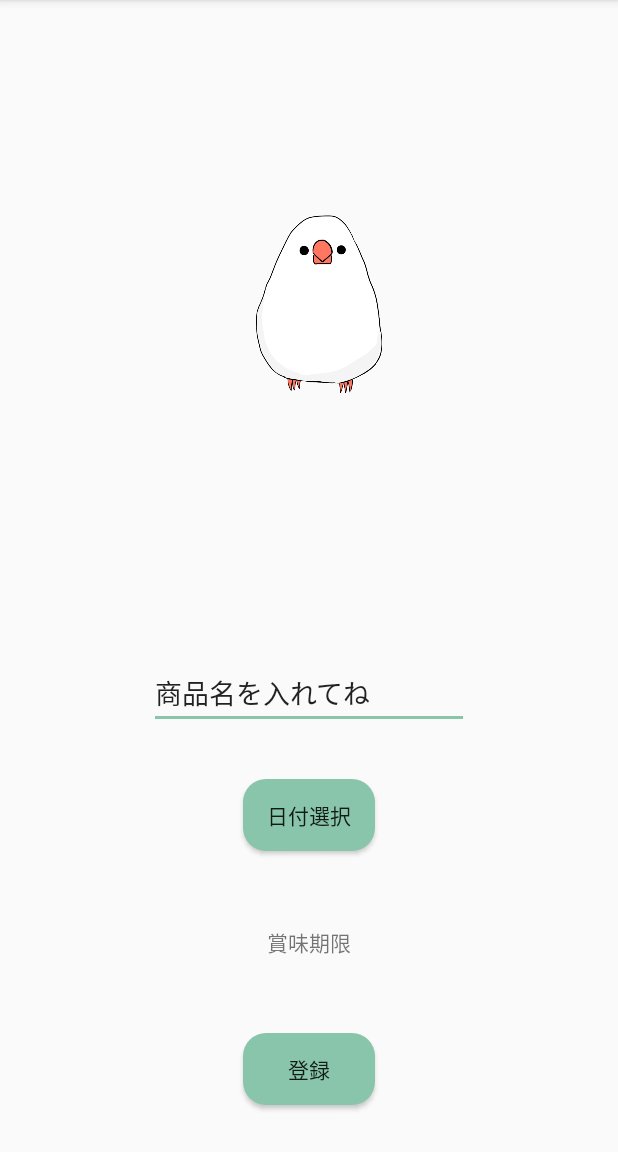
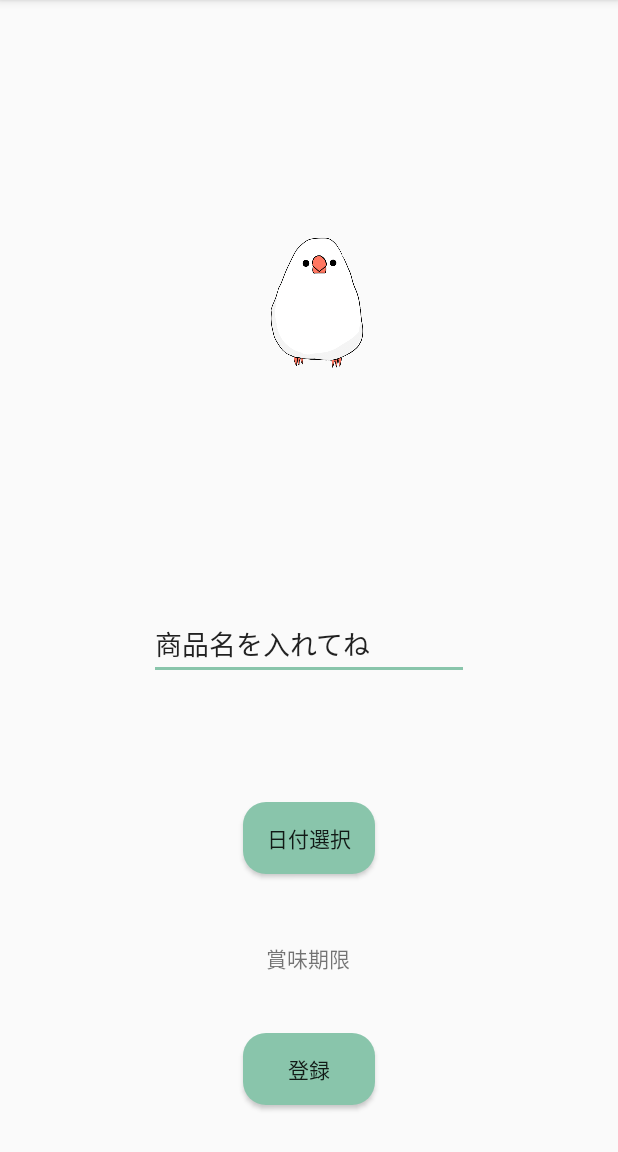
Before and after one commit to kairi-ido/List, an Android app: the SaveActivity screen opened directly, with no data from a screen before it, on a phone screen of 412 x 824 dp, the part 84-1236 px from its top. Run offline under Robolectric (Android 15) with nearby library versions, the light colour scheme and no system bars; libraries missing offline, so code that uses them is left out: io.realm.

Commit message:
試行錯誤中

```diff
--- a/app/build.gradle
+++ b/app/build.gradle
@@ -44,4 +44,5 @@ dependencies {
     testImplementation 'junit:junit:4.12'
     androidTestImplementation 'androidx.test.ext:junit:1.1.1'
     androidTestImplementation 'androidx.test.espresso:espresso-core:3.2.0'
+    implementation 'androidx.mediarouter:mediarouter:1.1.0'
 }
--- a/app/src/main/AndroidManifest.xml
+++ b/app/src/main/AndroidManifest.xml
@@ -9,7 +9,9 @@
         android:roundIcon="@mipmap/ic_launcher_round"
         android:supportsRtl="true"
         android:theme="@style/AppTheme">
-        <activity android:name=".ExplanationActivity"></activity>
+        <activity android:name=".ShopsaveActivity"></activity>
+        <activity android:name=".ShoppingActivity" />
+        <activity android:name=".ExplanationActivity" />
         <activity android:name=".SaveActivity" />
         <activity android:name=".MainActivity">
             <intent-filter>
--- a/app/src/main/java/app/ido/umi/hozonactivity/ExplanationActivity.kt
+++ b/app/src/main/java/app/ido/umi/hozonactivity/ExplanationActivity.kt
@@ -8,10 +8,10 @@ class ExplanationActivity : AppCompatActivity() {
     override fun onCreate(savedInstanceState: Bundle?) {
         super.onCreate(savedInstanceState)
         setContentView(R.layout.activity_explanation)
-
+        //戻る矢印表示
         supportActionBar?.setDisplayHomeAsUpEnabled(true)
     }
-
+        //MainActivityに戻る
     override fun onSupportNavigateUp(): Boolean {
         finish()
         return super.onSupportNavigateUp()
--- a/app/src/main/java/app/ido/umi/hozonactivity/SaveActivity.kt
+++ b/app/src/main/java/app/ido/umi/hozonactivity/SaveActivity.kt
@@ -64,11 +64,8 @@ class SaveActivity : AppCompatActivity() {
 
                 task.name = name
                 task.date = date
-
-
-
-
             }
         }
 
+
     }
--- a/app/src/main/java/app/ido/umi/hozonactivity/Task.kt
+++ b/app/src/main/java/app/ido/umi/hozonactivity/Task.kt
@@ -11,4 +11,5 @@ open class Task(
     open var name:String="",
     open var date:String=""
 
+
 ) : RealmObject()
--- a/app/src/main/java/app/ido/umi/hozonactivity/TaskAdapter.kt
+++ b/app/src/main/java/app/ido/umi/hozonactivity/TaskAdapter.kt
@@ -11,8 +11,6 @@ import androidx.recyclerview.widget.RecyclerView
 import io.realm.OrderedRealmCollection
 import io.realm.RealmRecyclerViewAdapter
 import kotlinx.android.synthetic.main.list_item.view.*
-import java.text.SimpleDateFormat
-import java.util.*
 
 class TaskAdapter(
     private val context: Context,
@@ -50,8 +48,10 @@ class TaskAdapter(
         val dateTextView: TextView = view.dateTextView
     }
 
+
     interface OnItemClickListener {
         fun onItemClick(item: Task)
     }
 
+
 }
--- a/app/src/main/res/layout/activity_save.xml
+++ b/app/src/main/res/layout/activity_save.xml
@@ -6,12 +6,13 @@
     android:layout_height="match_parent"
     tools:context=".SaveActivity">
 
+
     <TextView
         android:id="@+id/selectText"
         android:layout_width="wrap_content"
         android:layout_height="wrap_content"
-        android:layout_marginStart="16dp"
-        android:layout_marginBottom="50dp"
+        android:layout_marginStart="15dp"
+        android:layout_marginBottom="39dp"
         android:text="賞味期限"
         app:layout_constraintBottom_toTopOf="@+id/hozonButton"
         app:layout_constraintStart_toStartOf="@+id/hozonButton"
@@ -21,7 +22,7 @@
         android:id="@+id/dateButton"
         android:layout_width="wrap_content"
         android:layout_height="wrap_content"
-        android:layout_marginBottom="50dp"
+        android:layout_marginBottom="45dp"
         android:background="@drawable/button_background"
         android:text="日付選択"
         app:layout_constraintBottom_toTopOf="@+id/selectText"
@@ -29,12 +30,11 @@
         app:layout_constraintStart_toStartOf="parent"
         app:layout_constraintTop_toBottomOf="@+id/nameEditText" />
 
-
     <EditText
         android:id="@+id/nameEditText"
         android:layout_width="wrap_content"
         android:layout_height="wrap_content"
-        android:layout_marginBottom="33dp"
+        android:layout_marginBottom="81dp"
         android:ems="10"
         android:inputType="textPersonName"
         android:text="商品名を入れてね"
@@ -57,10 +57,10 @@
 
     <ImageView
         android:id="@+id/imageView3"
-        android:layout_width="156dp"
+        android:layout_width="114dp"
         android:layout_height="0dp"
-        android:layout_marginTop="37dp"
-        android:layout_marginBottom="83dp"
+        android:layout_marginTop="50dp"
+        android:layout_marginBottom="62dp"
         app:layout_constraintBottom_toTopOf="@+id/nameEditText"
         app:layout_constraintEnd_toEndOf="parent"
         app:layout_constraintStart_toStartOf="parent"
```
Also changed, not shown: app/src/main/java/app/ido/umi/hozonactivity/MainActivity.kt (+13 -5 lines), app/src/main/java/app/ido/umi/hozonactivity/ShoppingActivity.kt (added, +28 -0 lines), app/src/main/res/layout/activity_shopping.xml (added, +8 -0 lines).
